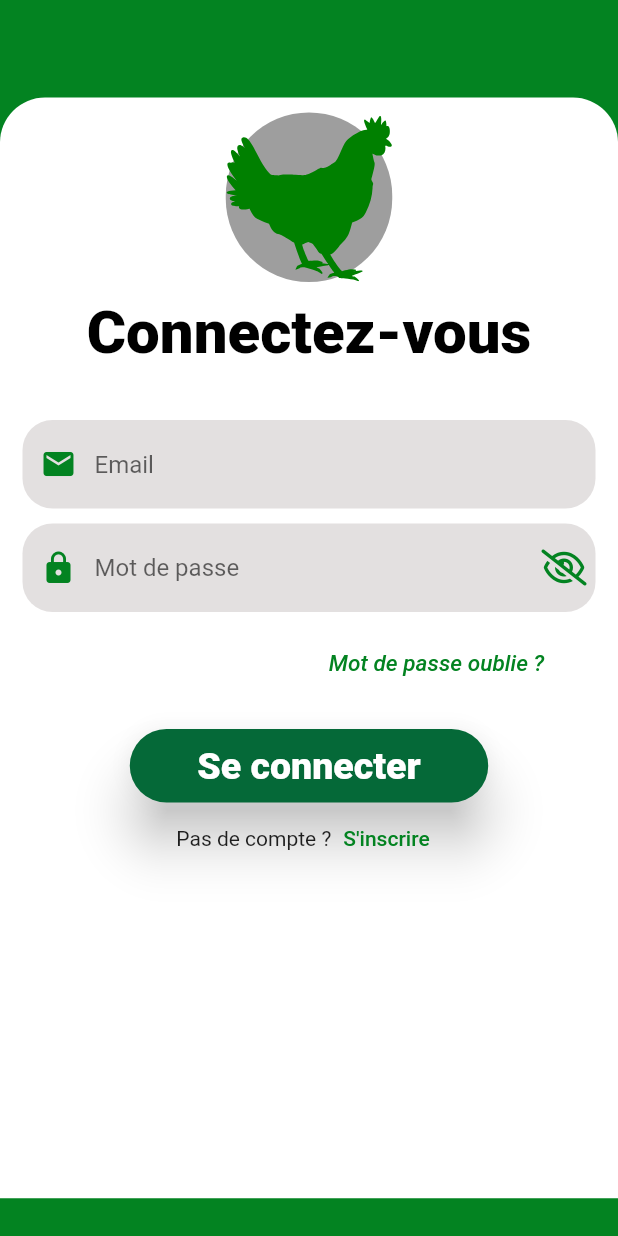
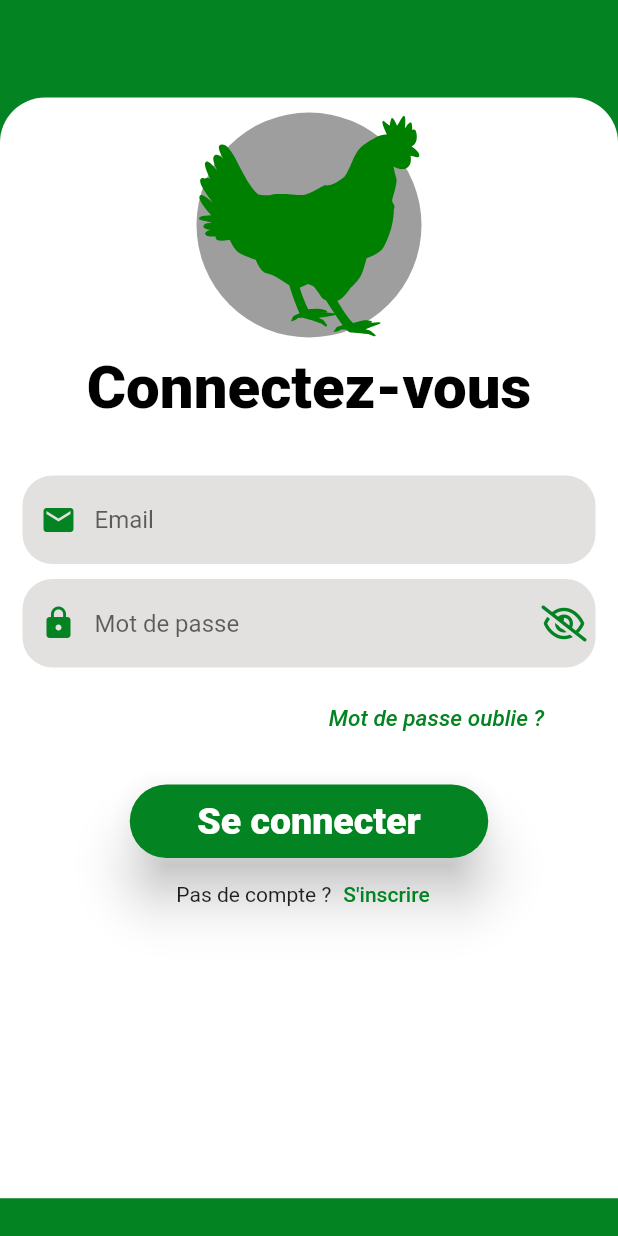
Before and after one commit to Ouzank/Agafa, a Flutter app: the screen it shows after launch, on a phone screen of 412 x 824 dp. Run offline on Flutter 3.47's test engine with Material 2 defaults, Android fonts, the light colour scheme and no system bars; our stand-ins replace cloud_firestore, firebase_auth, firebase_core, firebase_database, flutter_svg, font_awesome_flutter and 2 more; accounts and stored records are empty.

Commit message:
suite des modification sur signIn

```diff
--- a/lib/View/SignIn_Screen.dart
+++ b/lib/View/SignIn_Screen.dart
@@ -42,6 +42,8 @@ class SignIn extends StatelessWidget {
                 height: 10,
               ),
               Container(
+                height: 150,
+                width: 150,
                 decoration: BoxDecoration(
                   borderRadius: BorderRadius.circular(100),
                   color: Colors.grey,
@@ -50,6 +52,8 @@ class SignIn extends StatelessWidget {
                   padding: EdgeInsets.only(top: 02),
                   child: SvgPicture.asset(
                     'assets/chicken.svg',
+                    height: 70,
+                    width: 70,
                   ),
                 ),
               ),
--- a/lib/Widgets/BuildButton_Widget.dart
+++ b/lib/Widgets/BuildButton_Widget.dart
@@ -17,7 +17,8 @@ Widget buildButton(String title, GlobalKey<FormState> onClick) {
         elevation: MaterialStateProperty.all<double?>(15),
         padding: MaterialStateProperty.all<EdgeInsetsGeometry?>(
             EdgeInsets.symmetric(vertical: 10, horizontal: 45)),
-        backgroundColor: MaterialStateProperty.all<Color>(Color.fromARGB(255, 5, 105, 56)),
+        backgroundColor:
+            MaterialStateProperty.all<Color>(Color.fromARGB(255, 3, 131, 33)),
         shape: MaterialStateProperty.all<RoundedRectangleBorder?>(
             RoundedRectangleBorder(borderRadius: BorderRadius.circular(40)))),
   );
```
Also changed, not shown: assets/chicken.svg, assets/chicken3.svg.
